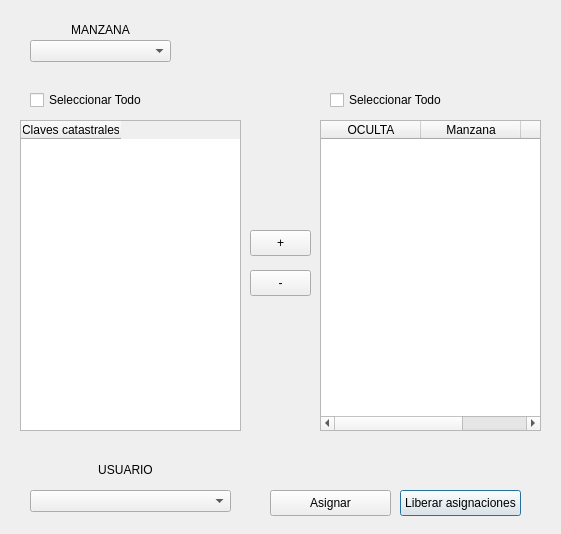
First picture: the form in master/funciones/revisioncampo/AsignacionRevision_dialog_base.ui, repository dignacio/python, before the edit.
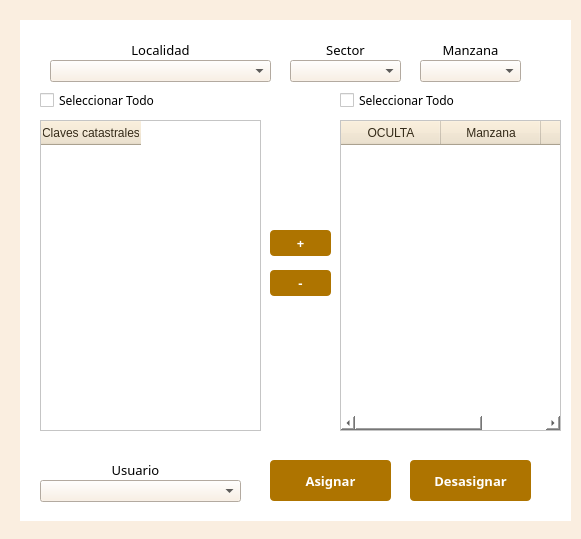
Second picture: the form after the edit.

Commit message: version antes de ultimos cambios a revision padron

```diff
--- a/master/funciones/revisioncampo/AsignacionRevision_dialog_base.ui
+++ b/master/funciones/revisioncampo/AsignacionRevision_dialog_base.ui
@@ -6,47 +6,241 @@
    <rect>
     <x>0</x>
     <y>0</y>
-    <width>561</width>
-    <height>534</height>
+    <width>581</width>
+    <height>539</height>
    </rect>
   </property>
+  <property name="minimumSize">
+   <size>
+    <width>580</width>
+    <height>539</height>
+   </size>
+  </property>
+  <property name="maximumSize">
+   <size>
+    <width>581</width>
+    <height>540</height>
+   </size>
+  </property>
   <property name="windowTitle">
    <string>AsignacionRevision</string>
   </property>
-  <widget class="QPushButton" name="btnLiberarAsig">
+  <property name="styleSheet">
+   <string notr="true">QDialog{
+background : rgb(250,238,224);
+}</string>
+  </property>
+  <widget class="QWidget" name="widget" native="true">
    <property name="geometry">
     <rect>
+     <x>20</x>
+     <y>20</y>
+     <width>551</width>
+     <height>501</height>
+    </rect>
+   </property>
+   <property name="styleSheet">
+    <string notr="true">QWidget{
+background : rgb(255,255,255);
+}</string>
+   </property>
+   <widget class="QLabel" name="label_4">
+    <property name="geometry">
+     <rect>
      <x>400</x>
-     <y>490</y>
-     <width>121</width>
-     <height>26</height>
-    </rect>
-   </property>
+      <y>20</y>
+      <width>101</width>
+      <height>20</height>
+     </rect>
+    </property>
+    <property name="font">
+     <font>
+      <family>Century Gothic</family>
+      <pointsize>10</pointsize>
+     </font>
+    </property>
    <property name="text">
-    <string>Liberar asignaciones</string>
-   </property>
-  </widget>
-  <widget class="QPushButton" name="btnMenos">
+     <string>&lt;html&gt;&lt;head/&gt;&lt;body&gt;&lt;p align=&quot;center&quot;&gt;Manzana&lt;/p&gt;&lt;/body&gt;&lt;/html&gt;</string>
+    </property>
+   </widget>
+   <widget class="QLabel" name="label_2">
+    <property name="geometry">
+     <rect>
+      <x>30</x>
+      <y>20</y>
+      <width>221</width>
+      <height>20</height>
+     </rect>
+    </property>
+    <property name="font">
+     <font>
+      <family>Century Gothic</family>
+      <pointsize>10</pointsize>
+     </font>
+    </property>
+    <property name="text">
+     <string>&lt;html&gt;&lt;head/&gt;&lt;body&gt;&lt;p align=&quot;center&quot;&gt;Localidad&lt;/p&gt;&lt;/body&gt;&lt;/html&gt;</string>
+    </property>
+   </widget>
+   <widget class="QLabel" name="label_3">
+    <property name="geometry">
+     <rect>
+      <x>270</x>
+      <y>20</y>
+      <width>111</width>
+      <height>20</height>
+     </rect>
+    </property>
+    <property name="font">
+     <font>
+      <family>Century Gothic</family>
+      <pointsize>10</pointsize>
+     </font>
+    </property>
+    <property name="text">
+     <string>&lt;html&gt;&lt;head/&gt;&lt;body&gt;&lt;p align=&quot;center&quot;&gt;Sector&lt;/p&gt;&lt;/body&gt;&lt;/html&gt;</string>
+    </property>
+   </widget>
+   <widget class="QComboBox" name="cmbManzana">
+    <property name="geometry">
+     <rect>
+      <x>400</x>
+      <y>40</y>
+      <width>101</width>
+      <height>22</height>
+     </rect>
+    </property>
+    <property name="styleSheet">
+     <string notr="true">QComboBox QAbstractItemView::item { min-height: 25; font-family: &quot;Century Gothic&quot;;}
+QListView{color: black ; font-size: 16px; outline:none; font-weight:bold; font-family: &quot;Century Gothic&quot;;}
+QListView::item:selected { color: white; background-color:  rgb(250,238,224); font-family: &quot;Century Gothic&quot;;}
+QComboBox{
+background : rgb(250,238,224);
+}</string>
+    </property>
+   </widget>
+   <widget class="QComboBox" name="cmbSector">
+    <property name="geometry">
+     <rect>
+      <x>270</x>
+      <y>40</y>
+      <width>111</width>
+      <height>22</height>
+     </rect>
+    </property>
+    <property name="styleSheet">
+     <string notr="true">QComboBox QAbstractItemView::item { min-height: 25; font-family: &quot;Century Gothic&quot;;}
+QListView{color: black ; font-size: 16px; outline:none; font-weight:bold; font-family: &quot;Century Gothic&quot;;}
+QListView::item:selected { color: white; background-color:  rgb(250,238,224); font-family: &quot;Century Gothic&quot;;}
+QComboBox{
+background : rgb(250,238,224);
+}</string>
+    </property>
+   </widget>
+   <widget class="QComboBox" name="cmbLocalidad">
+    <property name="geometry">
+     <rect>
+      <x>30</x>
+      <y>40</y>
+      <width>221</width>
+      <height>22</height>
+     </rect>
+    </property>
+    <property name="styleSheet">
+     <string notr="true">QComboBox QAbstractItemView::item { min-height: 25; font-family: &quot;Century Gothic&quot;;}
+QListView{color: black ; font-size: 16px; outline:none; font-weight:bold; font-family: &quot;Century Gothic&quot;;}
+QListView::item:selected { color: white; background-color:  rgb(250,238,224); font-family: &quot;Century Gothic&quot;;}
+QComboBox{
+background : rgb(250,238,224);
+}</string>
+    </property>
+   </widget>
+   <widget class="QPushButton" name="btnAsignar">
    <property name="geometry">
     <rect>
      <x>250</x>
-     <y>270</y>
-     <width>61</width>
-     <height>26</height>
-    </rect>
-   </property>
+      <y>440</y>
+      <width>121</width>
+      <height>41</height>
+     </rect>
+    </property>
+    <property name="font">
+     <font>
+      <family>Century Gothic</family>
+      <pointsize>10</pointsize>
+      <weight>75</weight>
+      <bold>true</bold>
+     </font>
+    </property>
+    <property name="styleSheet">
+     <string notr="true">QPushButton{
+background : rgb(174, 116, 0);
+color : rgb(255, 255, 255);
+border-radius : 4px;
+}
+QPushButton::hover{
+background : rgb(104, 69, 13);
+color : rgb(255, 255, 255);
+border-radius : 4px;
+}
+QPushButton:disabled {
+background: rgb(217, 217, 217)
+}</string>
+    </property>
    <property name="text">
-    <string>-</string>
+     <string>Asignar</string>
    </property>
   </widget>
   <widget class="QCheckBox" name="chkTodoMazPred">
    <property name="geometry">
     <rect>
-     <x>330</x>
-     <y>90</y>
+      <x>320</x>
+      <y>70</y>
      <width>211</width>
      <height>20</height>
     </rect>
+    </property>
+    <property name="font">
+     <font>
+      <family>Century Gothic</family>
+     </font>
+    </property>
+    <property name="text">
+     <string>Seleccionar Todo</string>
+    </property>
+   </widget>
+   <widget class="QLabel" name="lblUsuario_2">
+    <property name="geometry">
+     <rect>
+      <x>20</x>
+      <y>440</y>
+      <width>191</width>
+      <height>20</height>
+     </rect>
+    </property>
+    <property name="font">
+     <font>
+      <family>Century Gothic</family>
+      <pointsize>10</pointsize>
+     </font>
+    </property>
+    <property name="text">
+     <string>&lt;html&gt;&lt;head/&gt;&lt;body&gt;&lt;p align=&quot;center&quot;&gt;Usuario&lt;/p&gt;&lt;/body&gt;&lt;/html&gt;</string>
+    </property>
+   </widget>
+   <widget class="QCheckBox" name="chkTodoClaves">
+    <property name="geometry">
+     <rect>
+      <x>20</x>
+      <y>70</y>
+      <width>211</width>
+      <height>20</height>
+     </rect>
+    </property>
+    <property name="font">
+     <font>
+      <family>Century Gothic</family>
+     </font>
    </property>
    <property name="text">
     <string>Seleccionar Todo</string>
@@ -56,11 +250,26 @@
    <property name="geometry">
     <rect>
      <x>320</x>
-     <y>120</y>
+      <y>100</y>
      <width>221</width>
      <height>311</height>
     </rect>
    </property>
+    <property name="font">
+     <font>
+      <family>Century Gothic</family>
+     </font>
+    </property>
+    <property name="styleSheet">
+     <string notr="true">QHeaderView::section
+{
+background-color: rgb(238,225,200);
+color : rgb(52, 42, 24 );
+text-align: right;
+font-size:12px;
+height:24px
+}</string>
+    </property>
    <column>
     <property name="text">
      <string>OCULTA</string>
@@ -81,101 +290,158 @@
    <property name="geometry">
     <rect>
      <x>20</x>
-     <y>120</y>
+      <y>100</y>
      <width>221</width>
      <height>311</height>
     </rect>
    </property>
+    <property name="font">
+     <font>
+      <family>Century Gothic</family>
+     </font>
+    </property>
+    <property name="styleSheet">
+     <string notr="true">QHeaderView::section
+{
+background-color: rgb(238,225,200);
+color : rgb(52, 42, 24 );
+text-align: right;
+font-size:12px;
+height:24px
+}</string>
+    </property>
    <column>
     <property name="text">
      <string>Claves catastrales</string>
     </property>
    </column>
   </widget>
-  <widget class="QComboBox" name="cmbUsuario">
+   <widget class="QPushButton" name="btnLiberarAsig">
    <property name="geometry">
     <rect>
-     <x>30</x>
-     <y>490</y>
-     <width>201</width>
-     <height>22</height>
-    </rect>
-   </property>
-  </widget>
-  <widget class="QPushButton" name="btnAsignar">
-   <property name="geometry">
-    <rect>
-     <x>270</x>
-     <y>490</y>
+      <x>390</x>
+      <y>440</y>
      <width>121</width>
-     <height>26</height>
-    </rect>
-   </property>
-   <property name="text">
-    <string>Asignar</string>
-   </property>
-  </widget>
-  <widget class="QCheckBox" name="chkTodoClaves">
-   <property name="geometry">
-    <rect>
-     <x>30</x>
-     <y>90</y>
-     <width>211</width>
-     <height>20</height>
-    </rect>
+      <height>41</height>
+     </rect>
+    </property>
+    <property name="font">
+     <font>
+      <family>Century Gothic</family>
+      <pointsize>10</pointsize>
+      <weight>75</weight>
+      <bold>true</bold>
+     </font>
+    </property>
+    <property name="styleSheet">
+     <string notr="true">QPushButton{
+background : rgb(174, 116, 0);
+color : rgb(255, 255, 255);
+border-radius : 4px;
+}
+QPushButton::hover{
+background : rgb(104, 69, 13);
+color : rgb(255, 255, 255);
+border-radius : 4px;
+}
+QPushButton:disabled {
+background: rgb(217, 217, 217)
+}</string>
    </property>
    <property name="text">
-    <string>Seleccionar Todo</string>
+     <string>Desasignar</string>
    </property>
   </widget>
   <widget class="QPushButton" name="btnMas">
    <property name="geometry">
     <rect>
      <x>250</x>
-     <y>230</y>
+      <y>210</y>
      <width>61</width>
      <height>26</height>
     </rect>
    </property>
+    <property name="font">
+     <font>
+      <family>Century Gothic</family>
+      <pointsize>10</pointsize>
+      <weight>75</weight>
+      <bold>true</bold>
+     </font>
+    </property>
+    <property name="styleSheet">
+     <string notr="true">QPushButton{
+background : rgb(174, 116, 0);
+color : rgb(255, 255, 255);
+border-radius : 4px;
+}
+QPushButton::hover{
+background : rgb(104, 69, 13);
+color : rgb(255, 255, 255);
+border-radius : 4px;
+}
+QPushButton:disabled {
+background: rgb(217, 217, 217)
+}</string>
+    </property>
    <property name="text">
     <string>+</string>
    </property>
   </widget>
-  <widget class="QLabel" name="lblUsuario_2">
+   <widget class="QPushButton" name="btnMenos">
    <property name="geometry">
     <rect>
-     <x>30</x>
+      <x>250</x>
+      <y>250</y>
+      <width>61</width>
+      <height>26</height>
+     </rect>
+    </property>
+    <property name="font">
+     <font>
+      <family>Century Gothic</family>
+      <pointsize>10</pointsize>
+      <weight>75</weight>
+      <bold>true</bold>
+     </font>
+    </property>
+    <property name="styleSheet">
+     <string notr="true">QPushButton{
+background : rgb(174, 116, 0);
+color : rgb(255, 255, 255);
+border-radius : 4px;
+}
+QPushButton::hover{
+background : rgb(104, 69, 13);
+color : rgb(255, 255, 255);
+border-radius : 4px;
+}
+QPushButton:disabled {
+background: rgb(217, 217, 217)
+}</string>
+    </property>
+    <property name="text">
+     <string>-</string>
+    </property>
+   </widget>
+   <widget class="QComboBox" name="cmbUsuario">
+    <property name="geometry">
+     <rect>
+      <x>20</x>
      <y>460</y>
-     <width>191</width>
-     <height>20</height>
-    </rect>
-   </property>
-   <property name="text">
-    <string>&lt;html&gt;&lt;head/&gt;&lt;body&gt;&lt;p align=&quot;center&quot;&gt;USUARIO&lt;/p&gt;&lt;/body&gt;&lt;/html&gt;</string>
-   </property>
-  </widget>
-  <widget class="QLabel" name="lblLocalidad_2">
-   <property name="geometry">
-    <rect>
-     <x>30</x>
-     <y>20</y>
-     <width>141</width>
-     <height>20</height>
-    </rect>
-   </property>
-   <property name="text">
-    <string>&lt;html&gt;&lt;head/&gt;&lt;body&gt;&lt;p align=&quot;center&quot;&gt;MANZANA&lt;/p&gt;&lt;/body&gt;&lt;/html&gt;</string>
-   </property>
-  </widget>
-  <widget class="QComboBox" name="cmbManzana">
-   <property name="geometry">
-    <rect>
-     <x>30</x>
-     <y>40</y>
-     <width>141</width>
+      <width>201</width>
      <height>22</height>
     </rect>
    </property>
+    <property name="styleSheet">
+     <string notr="true">QComboBox QAbstractItemView::item { min-height: 25; font-family: &quot;Century Gothic&quot;;}
+QListView{color: black ; font-size: 16px; outline:none; font-weight:bold; font-family: &quot;Century Gothic&quot;;}
+QListView::item:selected { color: white; background-color:  rgb(250,238,224); font-family: &quot;Century Gothic&quot;;}
+QComboBox{
+background : rgb(250,238,224);
+}</string>
+    </property>
+   </widget>
   </widget>
  </widget>
  <resources/>
```
Lines whose indentation alone changed are shown as unchanged. The commit also changes 77 other files.
